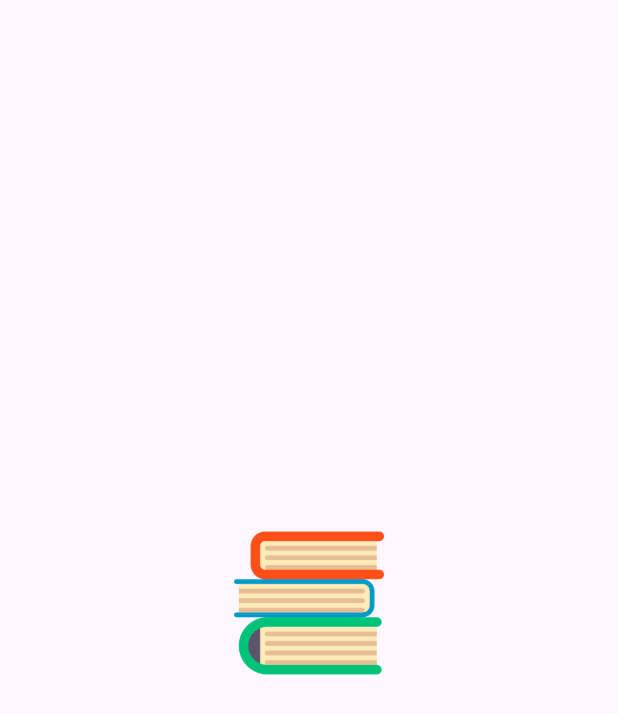
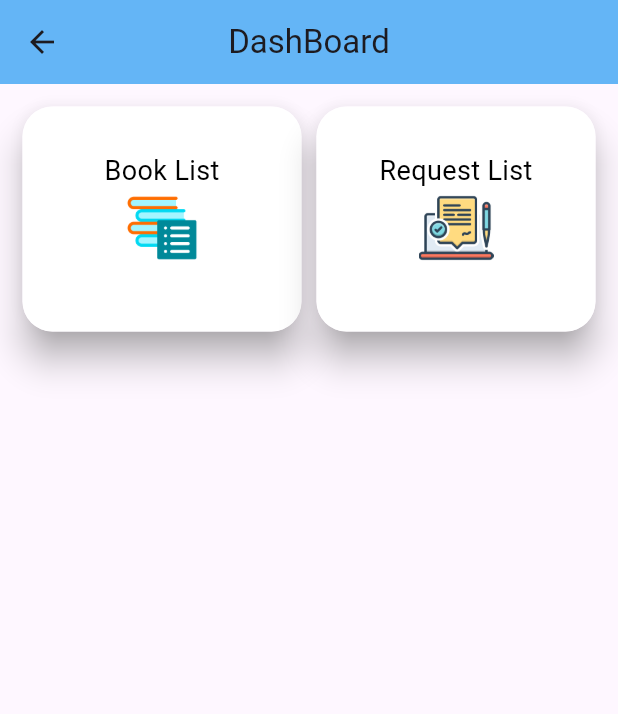
Before and after one commit to dummysign/lmsApk, a Flutter app: the HomePage screen opened directly, on a phone screen of 412 x 824 dp. Shown: the top 714 px of the screen. Run offline on Flutter 3.47's test engine with Material 3 defaults, Android fonts, the phone set to English and light mode, and no system bars; our stand-ins replace dio, fluttertoast, retrofit; generated files the repository leaves out were written again.

Commit message:
Updated commit

```diff
--- /dev/null
+++ b/lib/Controller/HomePageController.dart
@@ -0,0 +1,13 @@
+
+import 'package:flutter/cupertino.dart';
+
+import '../main.dart';
+
+class HomePageController extends ChangeNotifier{
+
+  void onOpenList() {
+    // Navigate to Sign Up screen
+    navigatorKey.currentState?.pushNamed('/BooKList');
+  }
+
+}
--- a/lib/HomePage.dart
+++ /dev/null
@@ -1,25 +0,0 @@
-import 'package:flutter/cupertino.dart';
-import 'package:flutter/material.dart';
-
-class HomePage extends StatefulWidget{
-  @override
-  _HomePageState createState() => _HomePageState();
-}
-
-class _HomePageState extends State<HomePage> {
-  @override
-  Widget build(BuildContext context) {
-    return Scaffold(
-      body: Center(
-        child: Column(
-          mainAxisAlignment: MainAxisAlignment.center,
-          children: [
-            Image.asset('assets/image/books.png', width: 100),
-            SizedBox(height: 20),
-          ],
-        ),
-      ),
-    );
-  }
-
-}
--- /dev/null
+++ b/lib/Model/BookListResponse.dart
@@ -0,0 +1,29 @@
+
+import 'package:json_annotation/json_annotation.dart';
+
+import 'BookModel.dart';
+part 'BookListResponse.g.dart';
+
+
+
+@JsonSerializable()
+class  BookListResponse {
+  @JsonKey(name :'responseCode', defaultValue: 0)
+  final int responseCode;
+  @JsonKey(name :'responseMessage', defaultValue: "")
+  final String responseMessage;
+  @JsonKey(name: 'data',defaultValue: [])
+  final List<BookModel> data;
+
+  BookListResponse({
+    required this.responseCode,
+    required this.responseMessage,
+    required this.data,
+  });
+
+
+ // BookListResponse({required this.responseCode, required this.responseMessage, required this.data});
+
+  factory BookListResponse.fromJson(Map<String, dynamic> json) => _$BookListResponseFromJson(json);
+  Map<String, dynamic> toJson() => _$BookListResponseToJson(this);
+}
--- /dev/null
+++ b/lib/Model/BookModel.dart
@@ -0,0 +1,61 @@
+
+import 'package:json_annotation/json_annotation.dart';
+part 'BookModel.g.dart';
+
+
+
+
+
+@JsonSerializable()
+class BookModel {
+  @JsonKey(name :'bid', defaultValue: 0)
+  final int bid;
+
+  @JsonKey(name :'bname', defaultValue: "")
+  final String bname;
+
+  @JsonKey(name :'bPdate', defaultValue: '')
+  final String bPdate;
+
+  @JsonKey(name :'bPrice', defaultValue: '')
+  final String bPrice;
+
+
+  @JsonKey(name :'bQuan', defaultValue: '')
+  final String bQuan;
+
+  @JsonKey(name :'publisherid', defaultValue: '')
+  final String publisherid;
+
+  @JsonKey(name :'authid', defaultValue: '')
+  final String authid;
+
+  @JsonKey(name :'edition', defaultValue: '')
+  final String edition;
+
+  @JsonKey(name :'langid', defaultValue: '')
+  final String langid;
+
+  @JsonKey(name :'noPage', defaultValue: '')
+  final String noPage;
+
+  @JsonKey(name :'generId', defaultValue: '')
+  final String generId;
+
+  BookModel({
+    required this.bid,
+    required this.bname,
+    required this.bPdate,
+    required this.bPrice,
+    required this.bQuan,
+    required this.publisherid,
+    required this.authid,
+    required this.edition,
+    required this.langid,
+    required this.noPage,
+    required this.generId,
+  });
+
+  factory BookModel.fromJson(Map<String, dynamic> json) => _$BookModelFromJson(json);
+  Map<String, dynamic> toJson() => _$BookModelToJson(this);
+}
--- /dev/null
+++ b/lib/Model/LoginResponse.dart
@@ -0,0 +1,21 @@
+
+import 'package:json_annotation/json_annotation.dart';
+
+import 'UserDeatils.dart';
+part 'LoginResponse.g.dart';
+
+@JsonSerializable()
+class LoginResponse {
+  @JsonKey(name :'responseCode', defaultValue: 0)
+  final int responseCode;
+  @JsonKey(name :'responseMessage', defaultValue: "")
+  final String responseMessage;
+  @JsonKey(name: 'data')
+  final UserDeatils data;
+
+
+  LoginResponse({required this.responseCode, required this.responseMessage, required this.data});
+
+  factory LoginResponse.fromJson(Map<String, dynamic> json) => _$LoginResponseFromJson(json);
+  Map<String, dynamic> toJson() => _$LoginResponseToJson(this);
+}
--- /dev/null
+++ b/lib/View/HomePage.dart
@@ -0,0 +1,96 @@
+import 'package:flutter/cupertino.dart';
+import 'package:flutter/material.dart';
+import 'package:provider/provider.dart';
+
+import '../Controller/HomePageController.dart';
+
+class HomePage extends StatelessWidget {
+  @override
+  Widget build(BuildContext context) {
+    return Scaffold(
+      appBar: AppBar(
+        title: Text("DashBoard"),
+        centerTitle: true,
+        backgroundColor: Colors.blue[300],
+      ),
+      body: Container(
+        padding: EdgeInsets.all(15),
+        child: Column(
+          children: [
+            SizedBox(
+              height: 150,
+              child: Container(
+                child: Row(
+                  children: [
+                    Expanded(
+                      child: GestureDetector(
+                        onTap: () {
+                          Provider.of<HomePageController>(context, listen: false).onOpenList();
+                        },
+                        child: Material(
+                          elevation: 10,
+                          shadowColor: Colors.grey,
+                          borderRadius: BorderRadius.circular(20),
+                          child: Container(
+                            padding: EdgeInsets.symmetric(vertical: 30),
+                            decoration: BoxDecoration(
+                              borderRadius: BorderRadius.circular(20),
+                              color: Colors.white,
+                            ),
+                            child: Column(
+                              children: [
+                                Text(
+                                  'Book List',
+                                  style: TextStyle(
+                                      fontSize: 18, color: Colors.black),
+                                ),
+                                Image.asset(
+                                  "assets/image/library.png",
+                                  width: 50,
+                                  height: 50,
+                                )
+                              ],
+                            ),
+                          ),
+                        ),
+                      ),
+                    ),
+                    SizedBox(width: 10),
+                    Expanded(
+                      child: Material(
+                        elevation: 10,
+                        shadowColor: Colors.grey,
+                        borderRadius: BorderRadius.circular(20),
+                        child: Container(
+                          padding: EdgeInsets.symmetric(vertical: 30),
+                          decoration: BoxDecoration(
+                            borderRadius: BorderRadius.circular(20),
+                            color: Colors.white,
+                          ),
+                          child: Column(
+                            children: [
+                              Text(
+                                'Request List',
+                                style: TextStyle(
+                                    fontSize: 18, color: Colors.black),
+                              ),
+                              Image.asset(
+                                "assets/image/monitor.png",
+                                width: 50,
+                                height: 50,
+                              )
+                            ],
+                          ),
+                        ),
+                      ),
+                    ),
+                  ],
+                ),
+              ),
+            )
+          ],
+        ),
+      ),
+    );
+  }
+}
--- a/lib/View/LoginScreen.dart
+++ b/lib/View/LoginScreen.dart
@@ -60,7 +60,7 @@ class LoginScreen extends StatelessWidget {
                             ),
                           ),
                           TextField(
-                           // controller: loginScreenViewModel.nameController,
+                            controller: loginScreenViewModel.nameController,
                             decoration: InputDecoration(
                               filled: true,
                               fillColor: Colors.grey[200],
@@ -91,7 +91,7 @@ class LoginScreen extends StatelessWidget {
                             ),
                           ),
                           TextField(
-                         //   controller: loginScreenViewModel.passController,
+                            controller: loginScreenViewModel.passController,
                             obscureText:true,
                             decoration: InputDecoration(
                               filled: true,
@@ -117,7 +117,7 @@ class LoginScreen extends StatelessWidget {
                           SizedBox(height: 40),
                           ElevatedButton(
                             onPressed: (){
-                            //  loginScreenViewModel.login(context,loginScreenViewModel.nameController.text,loginScreenViewModel.passController.text);
+                              loginScreenViewModel.Login();
                             },
                             style: ElevatedButton.styleFrom(
                               padding: EdgeInsets.symmetric(vertical: 12),
--- a/lib/Splashscreen.dart
+++ b/lib/View/Splashscreen.dart
@@ -5,7 +5,7 @@ import 'dart:async';
 import 'package:flutter/cupertino.dart';
 import 'package:flutter/material.dart';
 import 'package:lmsapp/View/LoginScreen.dart';
-import 'package:lmsapp/HomePage.dart';
+import 'package:lmsapp/View/HomePage.dart';
 
 class SplashScreen extends StatefulWidget{
   @override
--- a/pubspec.yaml
+++ b/pubspec.yaml
@@ -77,3 +77,6 @@ flutter:
   assets:
     - assets/image/books.png
     - assets/image/bg.png
+    - assets/image/library.png
+    - assets/image/monitor.png
+    - assets/image/book.png
```
Also changed, not shown: lib/Controller/BookListController.dart (added, +46 -0 lines), lib/Controller/LoginController.dart (+72 -0 lines), lib/Model/UserDeatils.dart (added, +56 -0 lines), lib/Services/ApiService.dart (+9 -0 lines), lib/View/BookDetailsScreen.dart (added, +63 -0 lines), lib/View/BookList.dart (added, +82 -0 lines), lib/main.dart (+9 -1 lines), assets/image/book.png (added), assets/image/library.png (added), assets/image/monitor.png (added).
